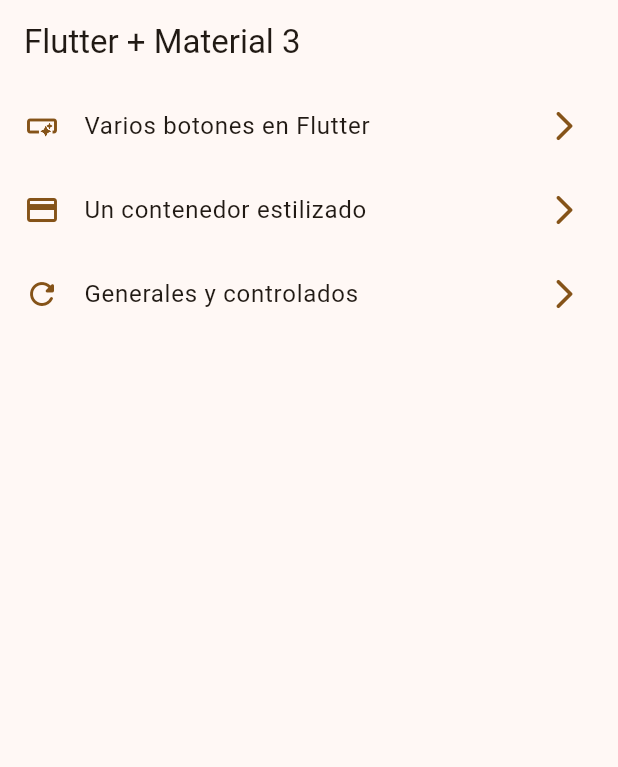
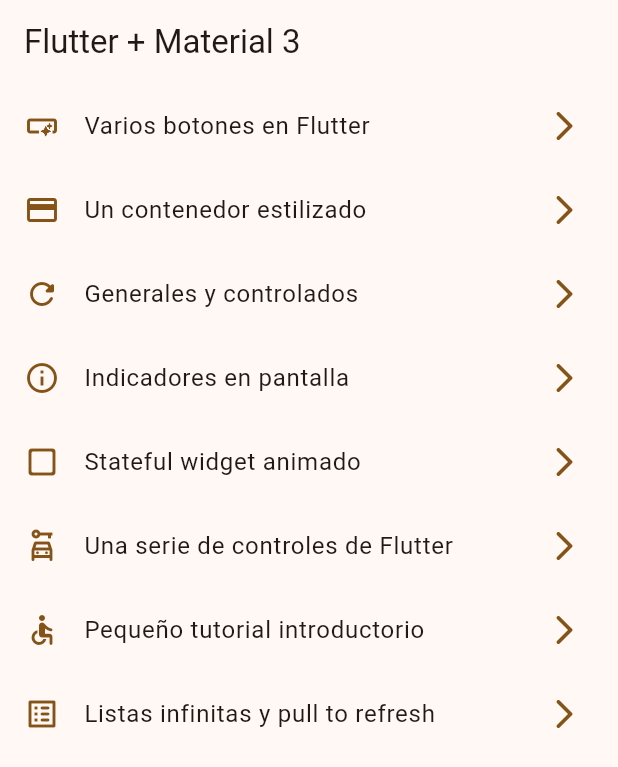
Before and after one commit to EduardoSTL/widget_y_formatos_parte2, a Flutter app: the screen it shows after launch, on a phone screen of 412 x 824 dp. Shown: the top 767 px of the screen. Run offline on Flutter 3.47's test engine with Material 2 defaults, Android fonts, the phone set to English and light mode, and no system bars; our stand-ins replace go_router.

```diff
--- a/lib/config/menu/menu_items.dart
+++ b/lib/config/menu/menu_items.dart
@@ -38,4 +38,39 @@
     link: '/progress',
     icon: Icons.refresh_rounded
     ),
+
+    MenuItem(
+    title: 'Snackbars y diálogos',
+    subTitle: 'Indicadores en pantalla',
+    link: '/snackbars',
+    icon: Icons.info_outline
+  ),
+
+  MenuItem(
+    title: 'Animated container',
+    subTitle: 'Stateful widget animado',
+    link: '/animated',
+    icon: Icons.check_box_outline_blank_rounded
+  ),
+
+  MenuItem(
+    title: 'UI Controls + Tiles',
+    subTitle: 'Una serie de controles de Flutter',
+    link: '/ui-controls',
+    icon: Icons.car_rental_outlined
+  ),
+
+  MenuItem(
+    title: 'Introducción a la aplicación',
+    subTitle: 'Pequeño tutorial introductorio',
+    link: '/tutorial',
+    icon: Icons.accessible_rounded
+  ),
+
+  MenuItem(
+    title: 'InfiniteScroll y Pull',
+    subTitle: 'Listas infinitas y pull to refresh',
+    link: '/infinite',
+    icon: Icons.list_alt_rounded
+  ),
 ];
```
Also changed, not shown: 1 other file.
